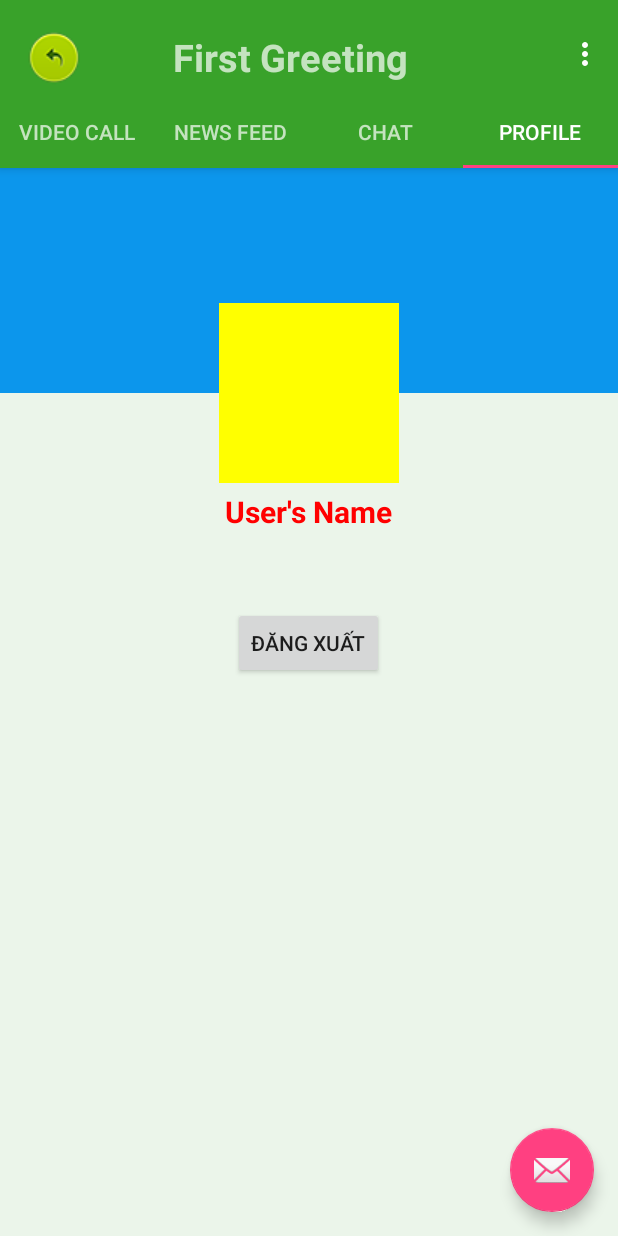
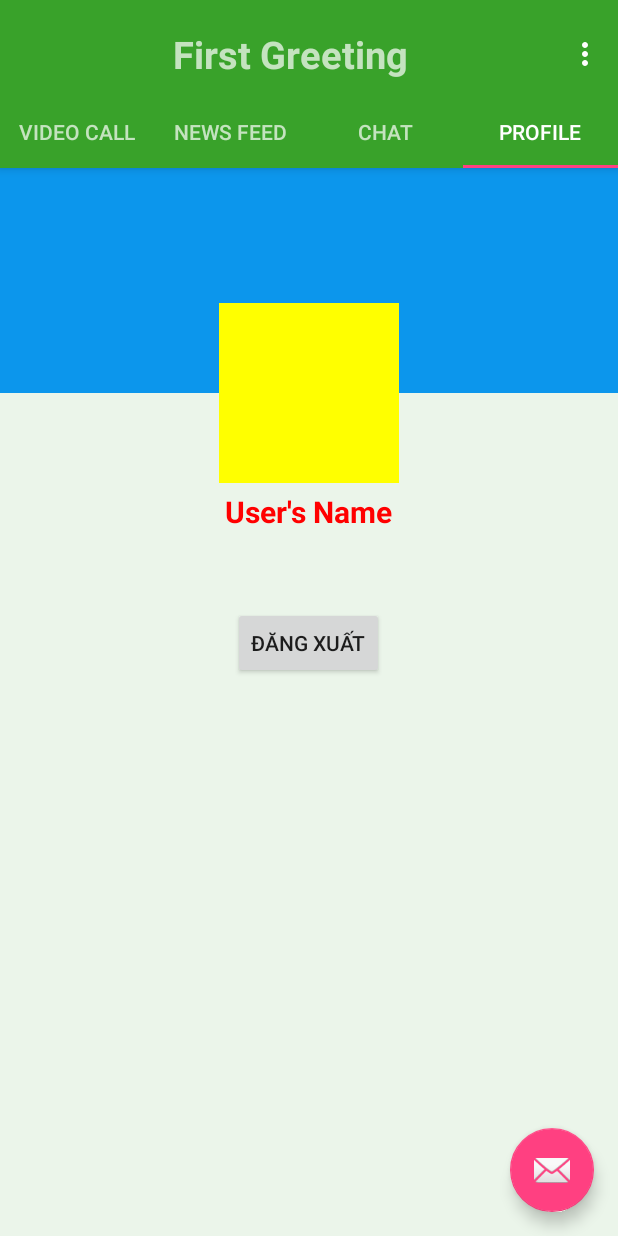
Before and after one commit to haihmse04631/First-Greeting, an Android app: the FirstGreetingMain screen opened directly, with no data from a screen before it, tab 4 chosen, on a phone screen of 412 x 824 dp. Run offline under Robolectric (Android 15) with nearby library versions, the phone set to English and light mode, and no system bars; our stand-ins replace Firebase (no records; nobody signed in at launch, a user with empty details on screens opened directly), Picasso; pictures from the network do not load.

Commit message:
remove back button

```diff
--- a/Source/First_Greeting/app/src/main/java/com/example/haihm/firstgreeting/FirstGreetingMain.java
+++ b/Source/First_Greeting/app/src/main/java/com/example/haihm/firstgreeting/FirstGreetingMain.java
@@ -13,7 +13,6 @@ import android.support.v7.widget.Toolbar;
 import android.view.Menu;
 import android.view.MenuItem;
 import android.view.View;
-import android.widget.ImageButton;
 
 public class FirstGreetingMain extends AppCompatActivity {
 
@@ -31,7 +30,6 @@ public class FirstGreetingMain extends AppCompatActivity {
      * The {@link ViewPager} that will host the section contents.
      */
     private ViewPager mViewPager;
-    private ImageButton btnBackToMain;
     Intent intent;
     Bundle bund;
 
@@ -43,16 +41,6 @@ public class FirstGreetingMain extends AppCompatActivity {
 
         intent = getIntent();
         bund = intent.getBundleExtra("MyPackage");
-
-        btnBackToMain = (ImageButton) findViewById(R.id.btnBackToMain);
-
-        btnBackToMain.setOnClickListener(new View.OnClickListener() {
-            @Override
-            public void onClick(View v) {
-                Intent intent = new Intent(FirstGreetingMain.this, MainActivity.class);
-                startActivity(intent);
-            }
-        });
 
         Toolbar toolbar = (Toolbar) findViewById(R.id.toolbar);
         setSupportActionBar(toolbar);
@@ -81,6 +69,10 @@ public class FirstGreetingMain extends AppCompatActivity {
 
     }
 
+    @Override
+    public void onBackPressed() {
+        // do nothing.
+    }
 
     @Override
     public boolean onCreateOptionsMenu(Menu menu) {
@@ -116,7 +108,7 @@ public class FirstGreetingMain extends AppCompatActivity {
 
         @Override
         public Fragment getItem(int position) {
-            switch(position){
+            switch (position) {
                 case 0:
                     VideoCall videoCallTab = new VideoCall();
                     return videoCallTab;
--- a/Source/First_Greeting/app/src/main/res/layout/activity_first_greeting_main.xml
+++ b/Source/First_Greeting/app/src/main/res/layout/activity_first_greeting_main.xml
@@ -45,14 +45,6 @@
                     android:textStyle="bold"
                     android:id="@+id/textView" />
 
-                <ImageButton
-                    android:id="@+id/btnBackToMain"
-                    android:background="@null"
-                    android:layout_width="40dp"
-                    android:layout_height="40dp"
-                    android:layout_alignParentLeft="true"
-                    app:srcCompat="@drawable/back" />
-
             </RelativeLayout>
 
         </android.support.v7.widget.Toolbar>
```
